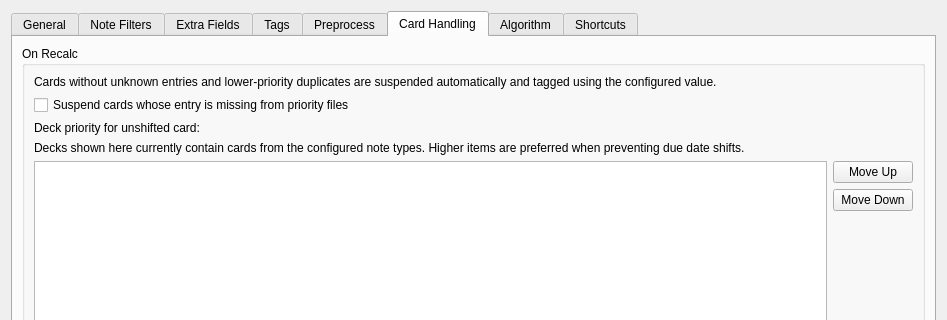
Above: prioritysieve/ui/settings_dialog.ui from travv0/prioritysieve before the change; both pictures show x 0 to 947 and y 0 to 320 of the 947 by 587 pixel window. Below: the same form after it.
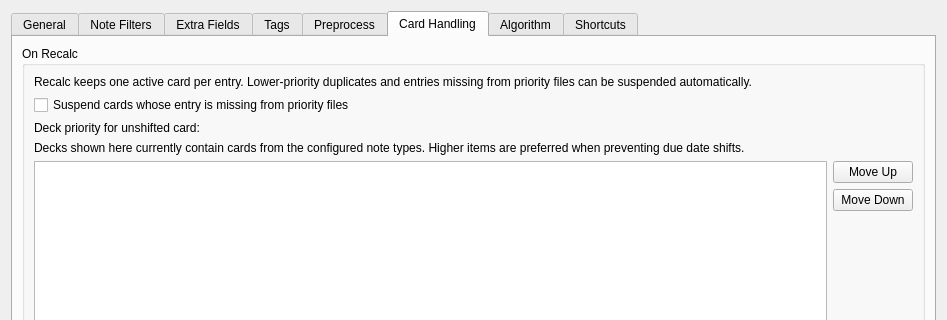
That is the form after the change. The open tabs and pages were chosen to show the change.

Commit message: Clarify duplicate suspension message

Diff of the .ui file:
```diff
--- a/prioritysieve/ui/settings_dialog.ui
+++ b/prioritysieve/ui/settings_dialog.ui
@@ -850,7 +850,7 @@
             <item>
              <widget class="QLabel" name="autoSuspendBehaviorLabel">
               <property name="text">
-               <string>Cards without unknown entries and lower-priority duplicates are suspended automatically and tagged using the configured value.</string>
+               <string>Recalc keeps one active card per entry. Lower-priority duplicates and entries missing from priority files can be suspended automatically.</string>
               </property>
               <property name="wordWrap">
                <bool>true</bool>
```
The commit also changes 1 other file.
